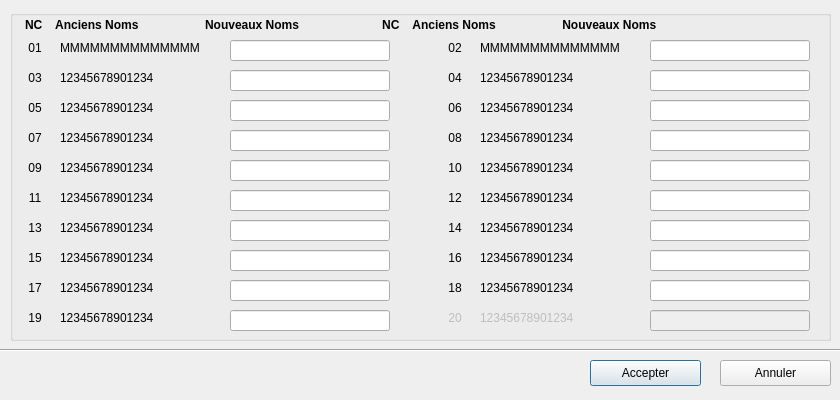
This is modificationnomdlg.ui in jeannoeldot/jndqcbgrd-qt5 as Qt 5 draws it before an edit. The edited form follows.
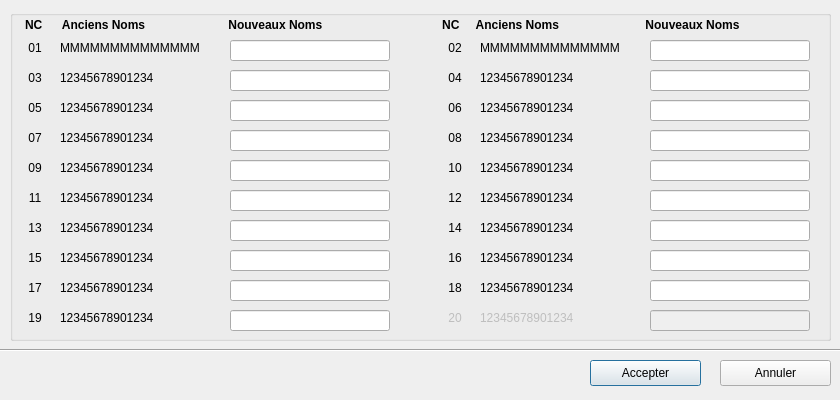
This is the edited form.

```diff
--- a/modificationnomdlg.ui
+++ b/modificationnomdlg.ui
@@ -1388,7 +1388,7 @@
      </rect>
     </property>
     <property name="text">
-     <string>NC    Anciens Noms                    Nouveaux Noms                         NC    Anciens Noms                    Nouveaux Noms</string>
+     <string>NC      Anciens Noms                         Nouveaux Noms                                    NC     Anciens Noms                          Nouveaux Noms</string>
     </property>
    </widget>
   </widget>
```
